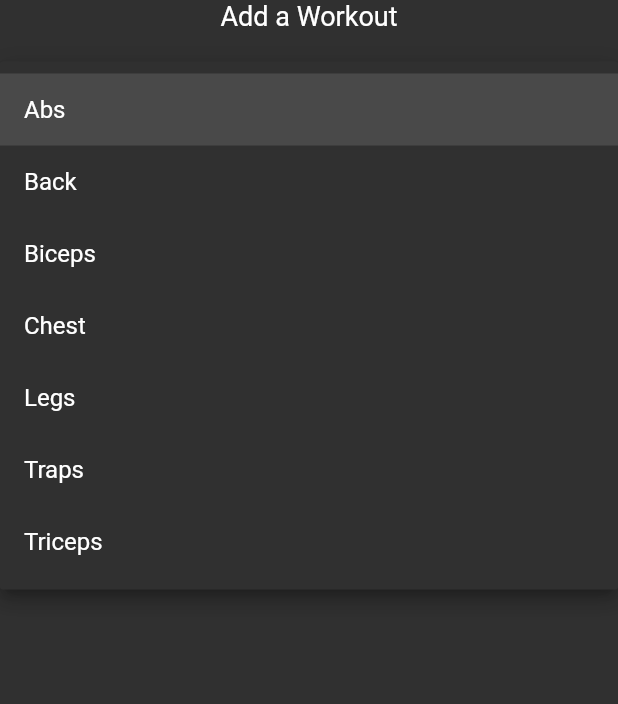
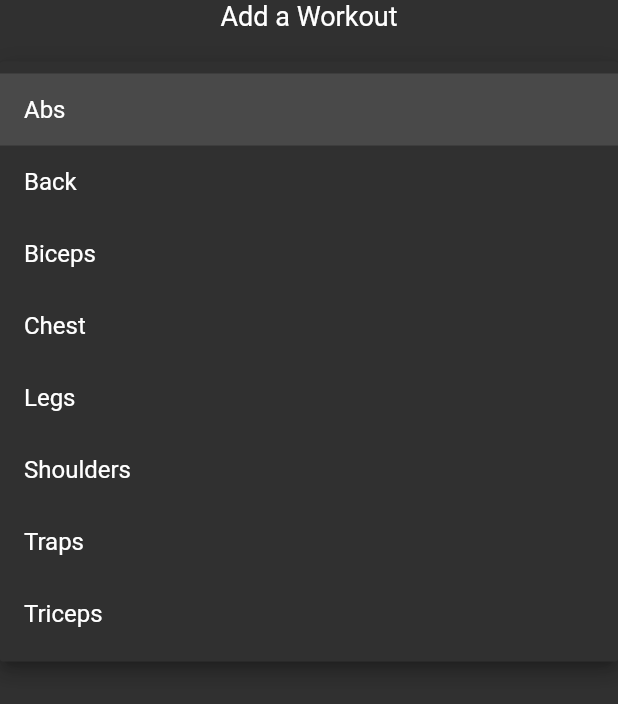
Before and after one commit to Millurr/pump_tracker, a Flutter app: the AddForm widget shown alone on an empty page, opened directly, after a tap on "Select a category", on a phone screen of 412 x 824 dp. Shown: the top 704 px of the screen. Run offline on Flutter 3.47's test engine with Material 2 defaults, Android fonts, the phone set to English and light mode, and no system bars; our stand-ins replace charts_flutter, cloud_firestore, firebase_auth, firebase_core, grouped_list; missing offline and left inert: dart:ffi; accounts and stored records are empty.

Commit message:
Added a few more categories.

```diff
--- a/lib/screens/add_form.dart
+++ b/lib/screens/add_form.dart
@@ -25,6 +25,7 @@ class _AddFormState extends State<AddForm> {
     "Biceps",
     "Chest",
     "Legs",
+    "Shoulders",
     "Traps",
     "Triceps",
   ];
--- a/lib/screens/add_generic.dart
+++ b/lib/screens/add_generic.dart
@@ -17,6 +17,7 @@ class _AddGenericState extends State<AddGeneric> {
     "Biceps",
     "Chest",
     "Legs",
+    "Shoulders",
     "Traps",
     "Triceps",
   ];
```
Also changed, not shown: lib/screens/chart_screen.dart (+2 -6 lines), 1 other file.
